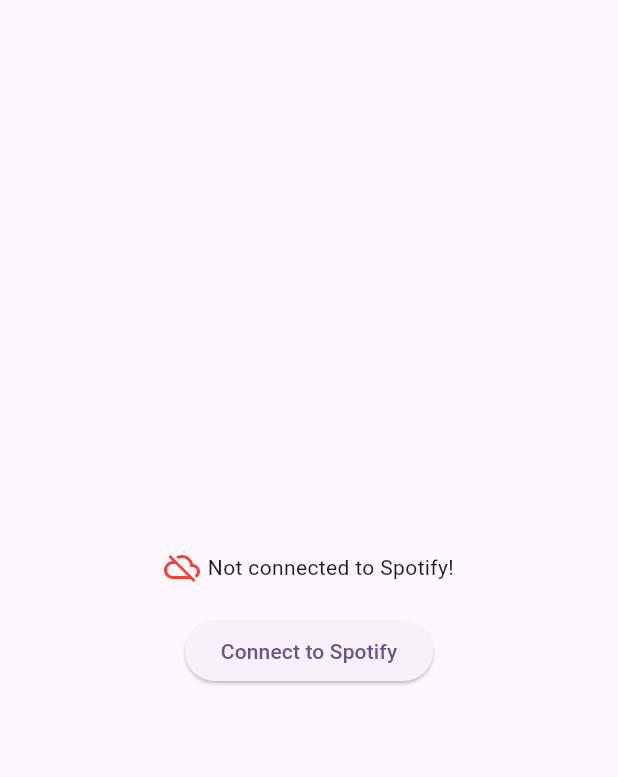
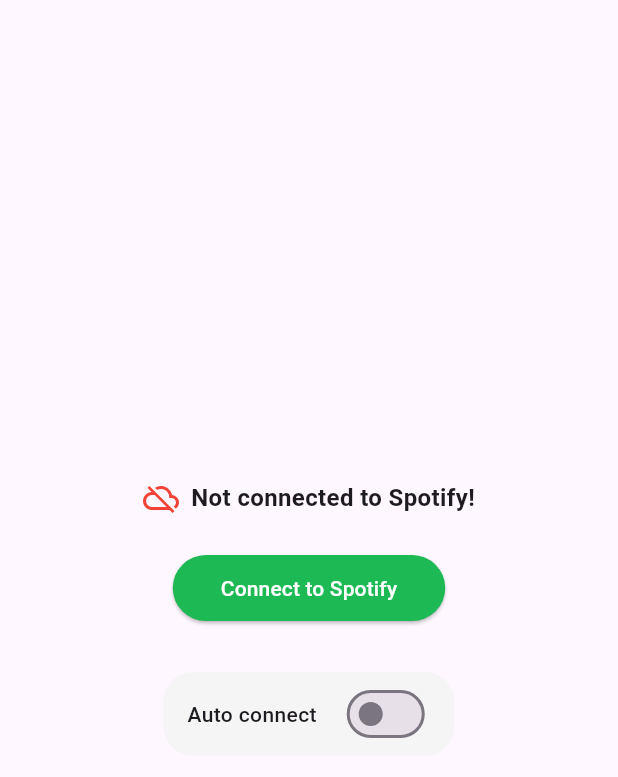
Before and after one commit to VesuviusInc/Vinylster_ZAPP_26, a Flutter app: the SpotifyAuthWidget widget shown alone on an empty page, opened directly, on a phone screen of 412 x 824 dp. Shown: the top 777 px of the screen. Run offline on Flutter 3.47's test engine with Material 3 defaults, Android fonts, the phone set to English and light mode, and no system bars; our stand-ins replace flutter_dotenv, logger, shared_preferences; missing offline and left inert: spotify_sdk; accounts and stored records are empty.

Commit message:
Created settings screen with spotify settings and optimized imports

```diff
--- a/lib/data/services/spotify_service.dart
+++ b/lib/data/services/spotify_service.dart
@@ -2,15 +2,15 @@
 import 'dart:convert';
 import 'dart:io';
 import 'dart:math';
+
 import 'package:flutter/foundation.dart';
 import 'package:flutter/services.dart';
 import 'package:flutter_dotenv/flutter_dotenv.dart';
+import 'package:http/http.dart' as http;
 import 'package:logger/logger.dart';
-import 'package:path_provider/path_provider.dart';
-import 'package:shared_preferences/shared_preferences.dart';
 import 'package:spotify_sdk/spotify_sdk.dart';
-import 'package:http/http.dart' as http;
 import 'package:vinylster_zapp_26/data/models/playlist.dart';
+
 import '../models/track.dart';
 
 class SpotifyService extends ChangeNotifier {
@@ -27,13 +27,12 @@
 
   bool get isConnected => _isConnected;
 
-  SpotifyService() {
-    _initLogger();
+  SpotifyService(String logDirectoryPath) {
+    _initLogger(logDirectoryPath);
   }
 
-  Future<void> _initLogger() async {
-    final appDocDir = await getApplicationDocumentsDirectory();
-    final logFilePath = "${appDocDir.path}/vinylster_spotify_errors.log";
+  void _initLogger(String logDirectoryPath) {
+    final logFilePath = "$logDirectoryPath/vinylster_spotify_errors.log";
     final logFile = File(logFilePath);
 
     _logger = Logger(
@@ -67,9 +66,6 @@
         clientId: clientId,
         redirectUrl: redirectUri,
       );
-
-      final prefs = await SharedPreferences.getInstance();
-      await prefs.setBool("spotify_auto_connect", true);
 
       _currentUserId = await getCurrentUserId(_accessToken!);
 
@@ -144,9 +140,6 @@
       _isConnected = false;
       _accessToken = null;
 
-      final prefs = await SharedPreferences.getInstance();
-      await prefs.setBool("spotify_auto_connect", false);
-
       notifyListeners();
       // resetting playback timer
       _resetTimer();
@@ -177,9 +170,7 @@
     }
   }
 
-  Future<void> checkAutoConnect() async {
-    final prefs = await SharedPreferences.getInstance();
-    final shouldAutoConnect = prefs.getBool("spotify_auto_connect") ?? false;
+  Future<void> checkAutoConnect(bool shouldAutoConnect) async {
     _logger.i("AutoConnect is ${shouldAutoConnect ? "enabled" : "disabled"}");
     if (shouldAutoConnect) {
       await connectToSpotify();
--- /dev/null
+++ b/lib/logic/settings_controller.dart
@@ -0,0 +1,20 @@
+
+import 'package:flutter/widgets.dart';
+import 'package:shared_preferences/shared_preferences.dart';
+
+class SettingsController extends ChangeNotifier {
+  bool autoConnect = false;
+
+  Future<void> loadSettings() async {
+    SharedPreferences prefs = await SharedPreferences.getInstance();
+    autoConnect = prefs.getBool("spotify_auto_connect") ?? false;
+    notifyListeners();
+  }
+
+  Future<void> toggleAutoConnect(bool value) async {
+    final prefs = await SharedPreferences.getInstance();
+    await prefs.setBool("spotify_auto_connect", value);
+    autoConnect = value;
+    notifyListeners();
+  }
+}
--- a/lib/ui/widgets/spotify_auth_widget.dart
+++ b/lib/ui/widgets/spotify_auth_widget.dart
@@ -2,6 +2,7 @@
 import 'package:provider/provider.dart';
 
 import '../../data/services/spotify_service.dart';
+import '../../logic/settings_controller.dart';
 
 class SpotifyAuthWidget extends StatelessWidget {
   const SpotifyAuthWidget({super.key});
@@ -9,38 +10,38 @@
   @override
   Widget build(BuildContext context) {
     final spotifyService = context.watch<SpotifyService>();
+    SettingsController settings = context.watch<SettingsController>();
 
     return Padding(
-      padding: EdgeInsets.all(25),
+      padding: const EdgeInsets.all(25.0),
       child: Column(
         mainAxisAlignment: MainAxisAlignment.center,
         children: [
-          spotifyService.isConnected
-              ? Row(
+          Row(
             mainAxisAlignment: MainAxisAlignment.center,
             children: [
-                    Icon(Icons.cloud_done, color: Colors.green),
-                    SizedBox(width: 5),
-                    Text("Connected to Spotify!"),
-                  ],
-                )
-              : Row(
-                  mainAxisAlignment: MainAxisAlignment.center,
-                  children: [
-                    Icon(Icons.cloud_off, color: Colors.red),
-                    SizedBox(width: 5),
-                    Text("Not connected to Spotify!"),
+              Icon(
+                spotifyService.isConnected ? Icons.cloud_done : Icons.cloud_off,
+                color: spotifyService.isConnected ? Colors.green : Colors.red,
+              ),
+              const SizedBox(width: 8),
+              Text(
+                spotifyService.isConnected ? "Connected to Spotify!" : "Not connected to Spotify!",
+                style: const TextStyle(fontSize: 16, fontWeight: FontWeight.bold),
+              ),
             ],
           ),
-
-          const SizedBox(height: 20),
-
-          if (!spotifyService.isConnected)
+          const SizedBox(height: 24),
           ElevatedButton(
+            style: ElevatedButton.styleFrom(
+              padding: const EdgeInsets.symmetric(horizontal: 32, vertical: 12),
+              backgroundColor: spotifyService.isConnected ? Colors.red.shade100 : const Color(0xFF1DB954),
+              foregroundColor: spotifyService.isConnected ? Colors.red.shade900 : Colors.white,
+            ),
             onPressed: () async {
-                final errorMessage = await context
-                    .read<SpotifyService>()
-                    .connectToSpotify();
+              final errorMessage = spotifyService.isConnected
+                  ? await context.read<SpotifyService>().disconnect()
+                  : await context.read<SpotifyService>().connectToSpotify();
 
               if (!context.mounted) return;
 
@@ -50,24 +51,30 @@
                 );
               }
             },
-              child: const Text('Connect to Spotify'),
-            )
-          else
-            ElevatedButton(
-              onPressed: () async {
-                final errorMessage = await context
-                    .read<SpotifyService>()
-                    .disconnect();
-
-                if (!context.mounted) return;
-
-                if (errorMessage != null) {
-                  ScaffoldMessenger.of(context).showSnackBar(
-                    SnackBar(content: Text("Error: $errorMessage")),
-                  );
-                }
-              },
-              child: const Text('Disconnect Spotify'),
+            child: Text(spotifyService.isConnected ? 'Disconnect Spotify' : 'Connect to Spotify'),
+          ),
+          const SizedBox(height: 32),
+          Container(
+            padding: const EdgeInsets.symmetric(horizontal: 16.0, vertical: 4.0),
+            decoration: BoxDecoration(
+              color: Colors.grey.shade100,
+              borderRadius: BorderRadius.circular(20.0),
+            ),
+            child: Row(
+              mainAxisSize: MainAxisSize.min,
+              children: [
+                const Text(
+                  "Auto connect",
+                  style: TextStyle(fontWeight: FontWeight.w500),
+                ),
+                const SizedBox(width: 16),
+                Switch(
+                  value: settings.autoConnect,
+                  onChanged: settings.toggleAutoConnect,
+                  activeThumbColor: const Color(0xFF1DB954),
+                ),
+              ],
+            ),
           ),
         ],
       ),
--- a/lib/ui/widgets/spotify_playlist_selector.dart
+++ b/lib/ui/widgets/spotify_playlist_selector.dart
@@ -3,6 +3,7 @@
 import 'package:vinylster_zapp_26/data/repositories/custom_track_repository.dart';
 import 'package:vinylster_zapp_26/data/services/spotify_service.dart';
 import 'package:vinylster_zapp_26/logic/game_session.dart';
+
 import '../../data/models/playlist.dart';
 
 class SpotifyPlaylistSelector extends StatefulWidget {
```
Also changed, not shown: lib/main.dart (+10 -1 lines), lib/ui/screens/settings_screen.dart (added, +26 -0 lines). Lines whose indentation alone changed are shown as unchanged.
